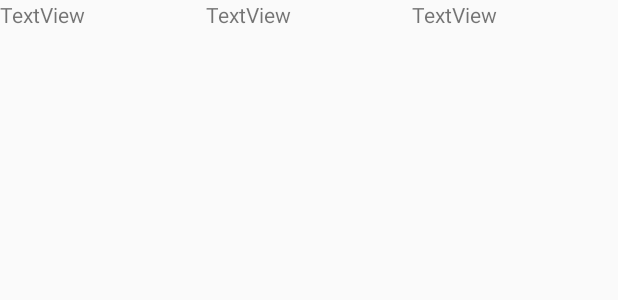
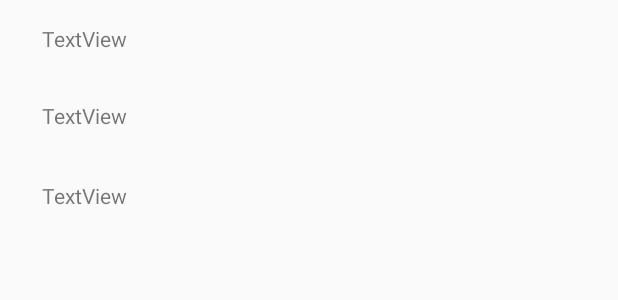
Before and after one commit to romanlakerveld/ProgProj, an Android app: the layout interaction_item.xml on its own in the app's theme, with its tools: preview values and no code run, on a phone screen of 412 x 824 dp. Shown: the top 300 px of the screen. Run offline under Robolectric (Android 15) with nearby library versions, the phone set to English and light mode, and no system bars; network calls fail.

```diff
--- a/app/build.gradle
+++ b/app/build.gradle
@@ -19,6 +19,7 @@ android {
 }
 
 dependencies {
+    compile 'org.apache.commons:commons-lang3:3.0'
     compile 'com.readystatesoftware.sqliteasset:sqliteassethelper:+'
     implementation fileTree(dir: 'libs', include: ['*.jar'])
     implementation 'com.android.support:appcompat-v7:26.1.0'
--- a/app/src/main/java/com/example/roman/interaction/SpeciesSearchActivity.java
+++ b/app/src/main/java/com/example/roman/interaction/SpeciesSearchActivity.java
@@ -30,12 +30,6 @@ public class SpeciesSearchActivity extends AppCompatActivity {
 
         @Override
         public void onClick(View view) {
-            Log.d("CLICKED", "onClick: ");
-            databaseAccess = DatabaseAccess.getInstance(SpeciesSearchActivity.this);
-            databaseAccess.open();
-            textview.setText(databaseAccess.getCommon(editText.getText().toString()));
-            databaseAccess.close();
-            Log.d("CLICKED", "onClick: ");
 
         }
     }
--- a/app/src/main/res/layout/interaction_item.xml
+++ b/app/src/main/res/layout/interaction_item.xml
@@ -1,19 +1,18 @@
 <?xml version="1.0" encoding="utf-8"?>
-<android.support.constraint.ConstraintLayout
+<RelativeLayout
     xmlns:android="http://schemas.android.com/apk/res/android"
     xmlns:tools="http://schemas.android.com/tools"
     android:layout_width="match_parent"
     android:layout_height="match_parent">
 
-    <LinearLayout
-        android:layout_width="match_parent"
-        android:layout_height="match_parent"
-        android:orientation="horizontal">
-
     <TextView
         android:id="@+id/source"
         android:layout_width="wrap_content"
         android:layout_height="wrap_content"
+        android:layout_alignParentStart="true"
+        android:layout_alignParentTop="true"
+        android:layout_marginStart="28dp"
+        android:layout_marginTop="16dp"
         android:layout_weight="1"
         android:text="TextView"
         tools:layout_editor_absoluteX="4dp"
@@ -23,19 +22,24 @@
         android:id="@+id/interaction"
         android:layout_width="wrap_content"
         android:layout_height="wrap_content"
+        android:layout_alignStart="@+id/source"
+        android:layout_below="@+id/source"
+        android:layout_marginTop="32dp"
         android:layout_weight="1"
         android:text="TextView"
-            tools:layout_editor_absoluteX="163dp"
-            tools:layout_editor_absoluteY="23dp" />
+        tools:layout_editor_absoluteX="147dp"
+        tools:layout_editor_absoluteY="44dp" />
 
     <TextView
         android:id="@+id/target"
         android:layout_width="wrap_content"
         android:layout_height="wrap_content"
+        android:layout_alignStart="@+id/interaction"
+        android:layout_below="@+id/interaction"
+        android:layout_marginTop="34dp"
         android:layout_weight="1"
         android:text="TextView"
-            tools:layout_editor_absoluteX="323dp"
-            tools:layout_editor_absoluteY="42dp" />
-    </LinearLayout>
+        tools:layout_editor_absoluteX="294dp"
+        tools:layout_editor_absoluteY="90dp" />
 
-</android.support.constraint.ConstraintLayout>
+</RelativeLayout>
--- a/app/src/main/res/values/strings.xml
+++ b/app/src/main/res/values/strings.xml
@@ -2,4 +2,5 @@
     <string name="app_name">InterAction</string>
     <string name="title_activity_area_search">Map</string>
     <string name="textview">TextView</string>
+    <string name="title_activity_action_area">Map</string>
 </resources>
```
Also changed, not shown: app/src/main/AndroidManifest.xml (+4 -3 lines), app/src/main/java/com/example/roman/interaction/ActionAreaActivity.java (added, +46 -0 lines), app/src/main/java/com/example/roman/interaction/ActionResultsActivity.java (+16 -5 lines), app/src/main/java/com/example/roman/interaction/DatabaseAccess.java (+6 -1 lines), app/src/main/res/layout/activity_action_area.xml (added, +54 -0 lines). Lines whose indentation alone changed are shown as unchanged.
